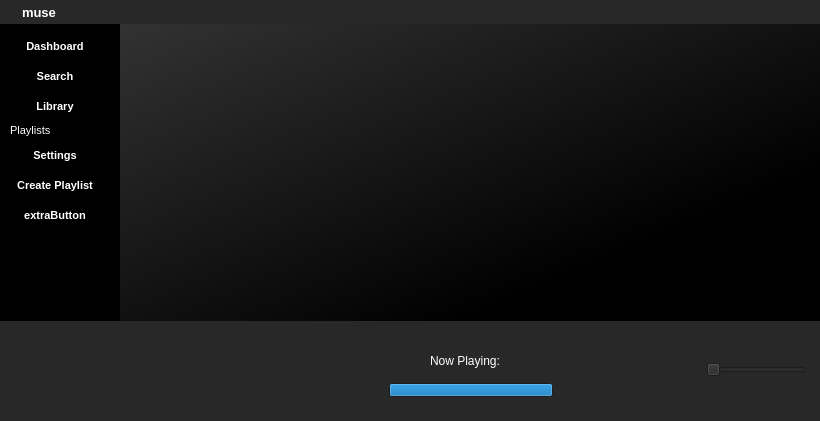
Old version of the form mainwindow.ui in the repository aesycos/MusicPlayer.
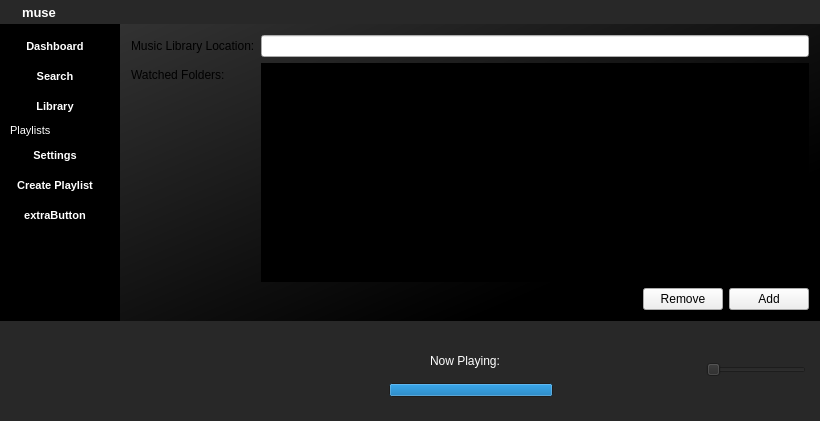
New version of the form. The open tabs and pages were chosen to show the change. Icons and pictures are not drawn.

Patch:
```diff
--- a/mainwindow.ui
+++ b/mainwindow.ui
@@ -1084,7 +1084,89 @@
           </layout>
          </widget>
          <widget class="QWidget" name="settingsPage">
-          <layout class="QFormLayout" name="formLayout"/>
+          <layout class="QFormLayout" name="formLayout">
+           <item row="0" column="0">
+            <widget class="QLabel" name="label_2">
+             <property name="text">
+              <string>Music Library Location:</string>
+             </property>
+            </widget>
+           </item>
+           <item row="0" column="1">
+            <widget class="QLineEdit" name="lineEdit"/>
+           </item>
+           <item row="1" column="0">
+            <widget class="QLabel" name="label_3">
+             <property name="text">
+              <string>Watched Folders:</string>
+             </property>
+            </widget>
+           </item>
+           <item row="1" column="1">
+            <widget class="QFrame" name="frame_2">
+             <property name="frameShape">
+              <enum>QFrame::NoFrame</enum>
+             </property>
+             <property name="frameShadow">
+              <enum>QFrame::Plain</enum>
+             </property>
+             <property name="lineWidth">
+              <number>0</number>
+             </property>
+             <layout class="QVBoxLayout" name="verticalLayout_6">
+              <property name="leftMargin">
+               <number>0</number>
+              </property>
+              <property name="topMargin">
+               <number>0</number>
+              </property>
+              <property name="rightMargin">
+               <number>0</number>
+              </property>
+              <property name="bottomMargin">
+               <number>0</number>
+              </property>
+              <item>
+               <widget class="QListView" name="watchFoldersListView"/>
+              </item>
+              <item>
+               <layout class="QHBoxLayout" name="horizontalLayout_10">
+                <property name="bottomMargin">
+                 <number>0</number>
+                </property>
+                <item>
+                 <spacer name="horizontalSpacer_4">
+                  <property name="orientation">
+                   <enum>Qt::Horizontal</enum>
+                  </property>
+                  <property name="sizeHint" stdset="0">
+                   <size>
+                    <width>40</width>
+                    <height>20</height>
+                   </size>
+                  </property>
+                 </spacer>
+                </item>
+                <item>
+                 <widget class="QPushButton" name="reoveFolderButton">
+                  <property name="text">
+                   <string>Remove</string>
+                  </property>
+                 </widget>
+                </item>
+                <item>
+                 <widget class="QPushButton" name="addFolderButton">
+                  <property name="text">
+                   <string>Add</string>
+                  </property>
+                 </widget>
+                </item>
+               </layout>
+              </item>
+             </layout>
+            </widget>
+           </item>
+          </layout>
          </widget>
          <widget class="QWidget" name="page_2"/>
          <widget class="QWidget" name="page_3"/>
```
Left out of the diff: 90 changed lines with no effect on the pictures.
